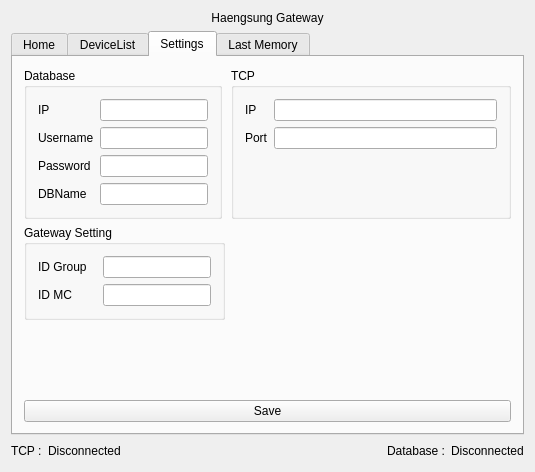
rahmankurniady/Haengsung_QT_Counter_Pi, file mainwindow.ui: the form before one commit.
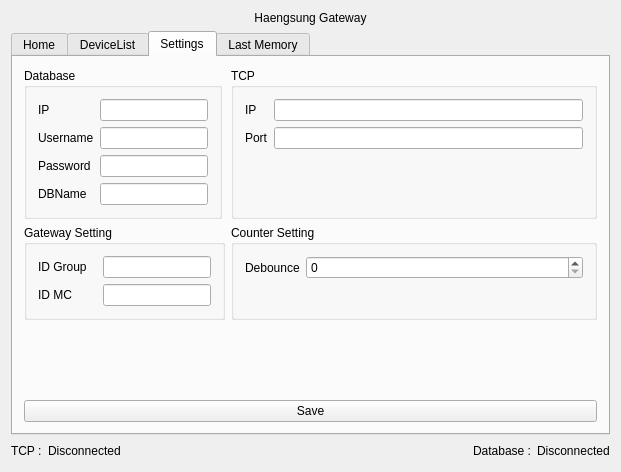
The form after the commit. The open tabs and pages were chosen to show the change.

What changed in the file:
```diff
--- a/mainwindow.ui
+++ b/mainwindow.ui
@@ -6,7 +6,7 @@
    <rect>
     <x>0</x>
     <y>0</y>
-    <width>535</width>
+    <width>621</width>
     <height>472</height>
    </rect>
   </property>
@@ -312,6 +312,29 @@
             </layout>
            </widget>
           </item>
+          <item row="1" column="1">
+           <widget class="QGroupBox" name="groupBox_4">
+            <property name="title">
+             <string>Counter Setting</string>
+            </property>
+            <layout class="QFormLayout" name="formLayout_5">
+             <item row="0" column="0">
+              <widget class="QLabel" name="label_12">
+               <property name="text">
+                <string>Debounce</string>
+               </property>
+              </widget>
+             </item>
+             <item row="0" column="1">
+              <widget class="QSpinBox" name="spin_debounce">
+               <property name="maximum">
+                <number>9999999</number>
+               </property>
+              </widget>
+             </item>
+            </layout>
+           </widget>
+          </item>
          </layout>
         </item>
         <item>
```
Left out of the diff: 41 changed lines with no effect on the pictures.
